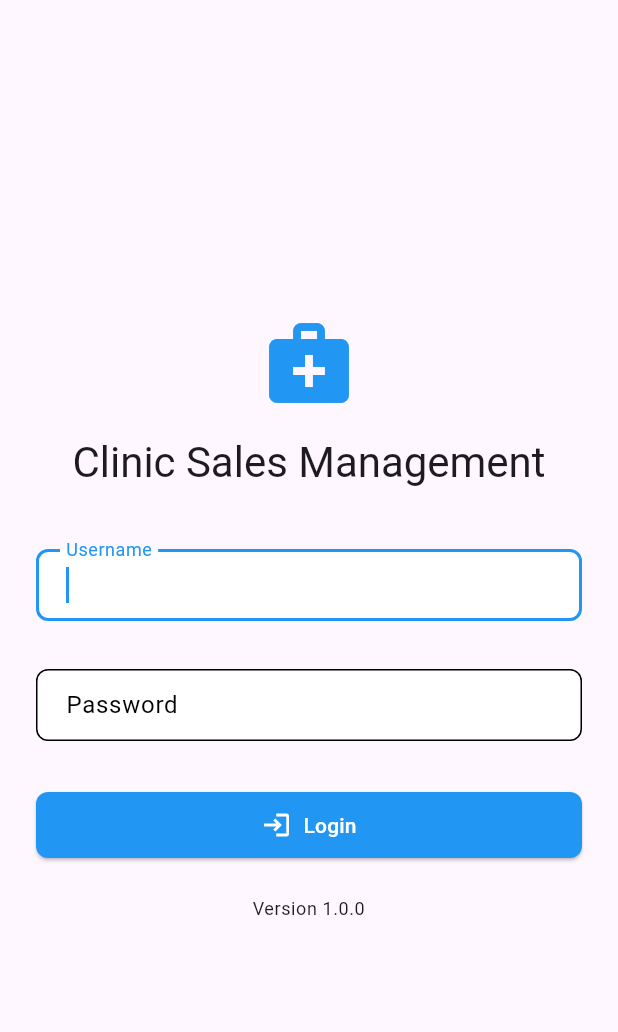
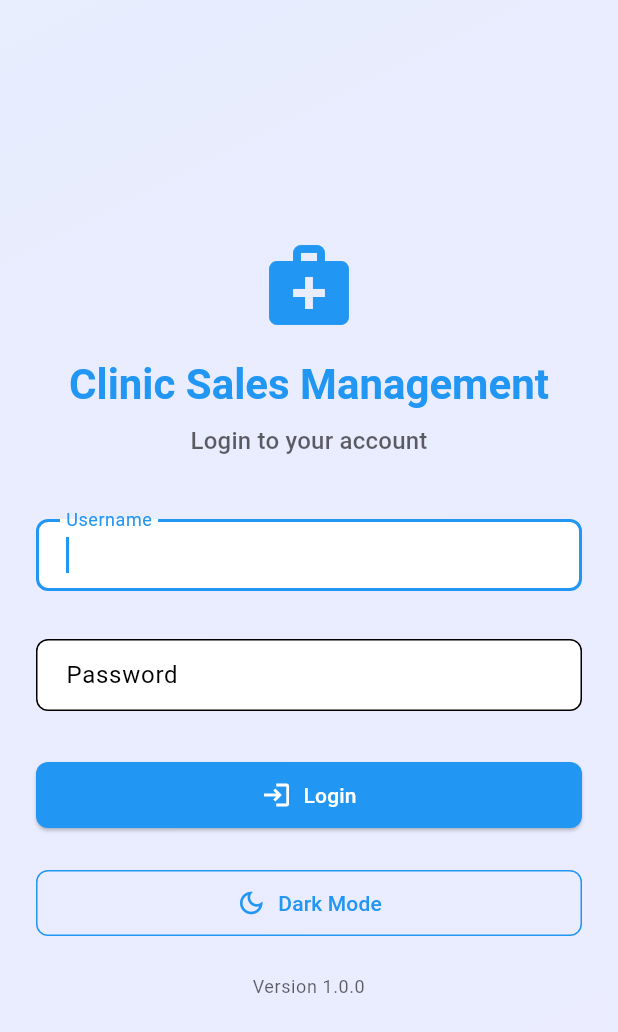
Before and after one commit to lurnalu/nextjs-geist-font-project, a Flutter app: the screen it shows after launch, on a phone screen of 412 x 824 dp. Shown: the top 1032 px of the screen. Run offline on Flutter 3.47's test engine with Material 3 defaults, Android fonts, the phone set to English and light mode, and no system bars; our stand-ins replace flutter_dotenv, shared_preferences, sqflite, sqflite_common_ffi; missing offline and left inert: shared_preferences.dart; accounts and stored records are empty.

Commit message:
Add sales_management_system/lib/screens/auth/login_screen.dart 1748721104196

```diff
--- a/sales_management_system/lib/screens/auth/login_screen.dart
+++ b/sales_management_system/lib/screens/auth/login_screen.dart
@@ -1,9 +1,9 @@
 import 'package:flutter/material.dart';
 import 'package:provider/provider.dart';
 import '../../services/auth_service.dart';
+import '../../services/theme_service.dart';
 import '../../widgets/custom_input_field.dart';
 import '../../widgets/custom_button.dart';
-import '../../models/user.dart';
 import '../dashboard_screen.dart';
 
 class LoginScreen extends StatefulWidget {
@@ -13,17 +13,34 @@ class LoginScreen extends StatefulWidget {
   State<LoginScreen> createState() => _LoginScreenState();
 }
 
-class _LoginScreenState extends State<LoginScreen> {
+class _LoginScreenState extends State<LoginScreen> with SingleTickerProviderStateMixin {
   final _formKey = GlobalKey<FormState>();
   final _usernameController = TextEditingController();
   final _passwordController = TextEditingController();
   bool _isLoading = false;
   String? _errorMessage;
+  late AnimationController _fadeController;
+  late Animation<double> _fadeAnimation;
+
+  @override
+  void initState() {
+    super.initState();
+    _fadeController = AnimationController(
+      duration: const Duration(milliseconds: 500),
+      vsync: this,
+    );
+    _fadeAnimation = CurvedAnimation(
+      parent: _fadeController,
+      curve: Curves.easeIn,
+    );
+    _fadeController.forward();
+  }
 
   @override
   void dispose() {
     _usernameController.dispose();
     _passwordController.dispose();
+    _fadeController.dispose();
     super.dispose();
   }
 
@@ -68,19 +85,35 @@ class _LoginScreenState extends State<LoginScreen> {
   @override
   Widget build(BuildContext context) {
     final theme = Theme.of(context);
+    final size = MediaQuery.of(context).size;
 
     return Scaffold(
-      body: SafeArea(
+      body: FadeTransition(
+        opacity: _fadeAnimation,
+        child: Container(
+          decoration: BoxDecoration(
+            gradient: LinearGradient(
+              begin: Alignment.topLeft,
+              end: Alignment.bottomRight,
+              colors: [
+                theme.primaryColor.withOpacity(0.1),
+                theme.colorScheme.secondary.withOpacity(0.1),
+              ],
+            ),
+          ),
+          child: SafeArea(
             child: Center(
               child: SingleChildScrollView(
                 padding: const EdgeInsets.all(24.0),
+                child: ConstrainedBox(
+                  constraints: BoxConstraints(maxWidth: size.width > 600 ? 400 : double.infinity),
                   child: Form(
                     key: _formKey,
                     child: Column(
                       mainAxisAlignment: MainAxisAlignment.center,
                       crossAxisAlignment: CrossAxisAlignment.stretch,
                       children: [
-                  // Logo or App Name
+                        // Logo and App Name
                         Icon(
                           Icons.medical_services,
                           size: 64,
@@ -89,7 +122,18 @@ class _LoginScreenState extends State<LoginScreen> {
                         const SizedBox(height: 16),
                         Text(
                           'Clinic Sales Management',
-                    style: theme.textTheme.headlineMedium,
+                          style: theme.textTheme.headlineMedium?.copyWith(
+                            color: theme.primaryColor,
+                            fontWeight: FontWeight.bold,
+                          ),
+                          textAlign: TextAlign.center,
+                        ),
+                        const SizedBox(height: 8),
+                        Text(
+                          'Login to your account',
+                          style: theme.textTheme.titleMedium?.copyWith(
+                            color: theme.textTheme.bodyLarge?.color?.withOpacity(0.7),
+                          ),
                           textAlign: TextAlign.center,
                         ),
                         const SizedBox(height: 32),
@@ -100,17 +144,30 @@ class _LoginScreenState extends State<LoginScreen> {
                             padding: const EdgeInsets.all(12),
                             decoration: BoxDecoration(
                               color: theme.colorScheme.error.withOpacity(0.1),
-                        borderRadius: BorderRadius.circular(8),
+                              borderRadius: BorderRadius.circular(12),
+                              border: Border.all(
+                                color: theme.colorScheme.error.withOpacity(0.3),
                               ),
+                            ),
+                            child: Row(
+                              children: [
+                                Icon(
+                                  Icons.error_outline,
+                                  color: theme.colorScheme.error,
+                                ),
+                                const SizedBox(width: 12),
+                                Expanded(
                                   child: Text(
                                     _errorMessage!,
                                     style: TextStyle(
                                       color: theme.colorScheme.error,
                                     ),
-                        textAlign: TextAlign.center,
                                   ),
                                 ),
-                    const SizedBox(height: 16),
+                              ],
+                            ),
+                          ),
+                          const SizedBox(height: 24),
                         ],
 
                         // Login Form
@@ -118,6 +175,7 @@ class _LoginScreenState extends State<LoginScreen> {
                           label: 'Username',
                           controller: _usernameController,
                           autofocus: true,
+                          prefixIcon: const Icon(Icons.person_outline),
                           validator: (value) {
                             if (value == null || value.isEmpty) {
                               return 'Please enter your username';
@@ -130,6 +188,7 @@ class _LoginScreenState extends State<LoginScreen> {
                           label: 'Password',
                           controller: _passwordController,
                           isPassword: true,
+                          prefixIcon: const Icon(Icons.lock_outline),
                           validator: (value) {
                             if (value == null || value.isEmpty) {
                               return 'Please enter your password';
@@ -147,11 +206,28 @@ class _LoginScreenState extends State<LoginScreen> {
                           icon: Icons.login,
                         ),
 
+                        // Theme Toggle
+                        const SizedBox(height: 24),
+                        Consumer<ThemeService>(
+                          builder: (context, themeService, _) {
+                            return CustomButton(
+                              text: themeService.isDarkMode ? 'Light Mode' : 'Dark Mode',
+                              onPressed: themeService.toggleTheme,
+                              type: ButtonType.outline,
+                              icon: themeService.isDarkMode
+                                  ? Icons.light_mode_outlined
+                                  : Icons.dark_mode_outlined,
+                            );
+                          },
+                        ),
+
                         // Version Info
                         const SizedBox(height: 24),
                         Text(
                           'Version 1.0.0',
-                    style: theme.textTheme.bodySmall,
+                          style: theme.textTheme.bodySmall?.copyWith(
+                            color: theme.textTheme.bodySmall?.color?.withOpacity(0.7),
+                          ),
                           textAlign: TextAlign.center,
                         ),
                       ],
@@ -160,6 +236,9 @@ class _LoginScreenState extends State<LoginScreen> {
                 ),
               ),
             ),
+          ),
+        ),
+      ),
     );
   }
 }
```
Lines whose indentation alone changed are shown as unchanged.
